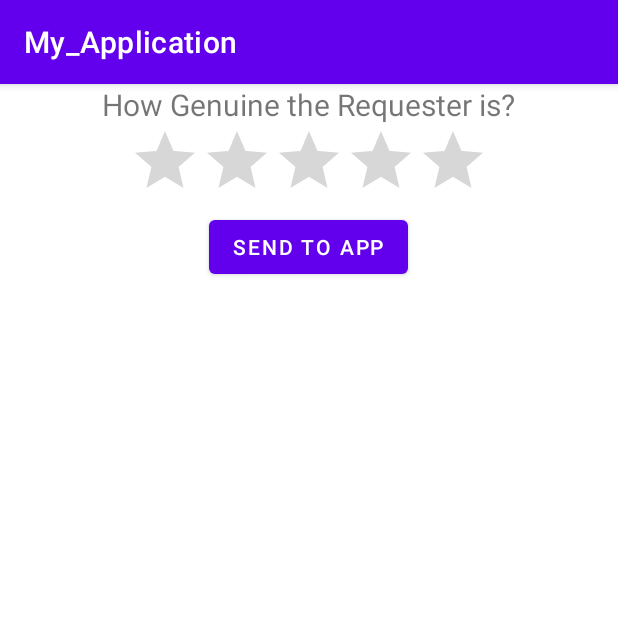
After one commit to varadpanch/food4good_contributor, an Android app: the GenuineRating screen opened directly, with no data from a screen before it, on a phone screen of 412 x 824 dp, the top half of it. The commit adds this screen. Run offline under Robolectric (Android 15) with nearby library versions, the phone set to English and light mode, and no system bars; our stand-ins replace Firebase (no records; nobody signed in at launch, a user with empty details on screens opened directly).

Commit message:
rating done

```diff
--- a/app/src/main/AndroidManifest.xml
+++ b/app/src/main/AndroidManifest.xml
@@ -12,6 +12,12 @@
         android:roundIcon="@mipmap/ic_launcher_round"
         android:supportsRtl="true"
         android:theme="@style/Theme.My_Application">
+        <activity
+            android:name=".GenuineRating"
+            android:exported="false" />
+        <activity
+            android:name=".VerifyOrder"
+            android:exported="false" />
         <activity
             android:name=".MakeFoodAvailable"
             android:exported="false" />
--- /dev/null
+++ b/app/src/main/java/com/example/my_application/GenuineRating.java
@@ -0,0 +1,79 @@
+package com.example.my_application;
+
+import androidx.annotation.NonNull;
+import androidx.appcompat.app.AppCompatActivity;
+
+import android.content.Intent;
+import android.os.Bundle;
+import android.view.View;
+import android.widget.Button;
+import android.widget.RatingBar;
+import android.widget.Toast;
+
+import com.google.android.gms.tasks.OnFailureListener;
+import com.google.android.gms.tasks.OnSuccessListener;
+import com.google.firebase.firestore.CollectionReference;
+import com.google.firebase.firestore.DocumentSnapshot;
+import com.google.firebase.firestore.FirebaseFirestore;
+
+public class GenuineRating extends AppCompatActivity {
+
+    RatingBar ratingGenuine;
+    Button btnSend;
+
+    FirebaseFirestore db = FirebaseFirestore.getInstance();
+    CollectionReference reqRef = db.collection("Requester");
+
+    @Override
+    protected void onCreate(Bundle savedInstanceState) {
+        super.onCreate(savedInstanceState);
+        setContentView(R.layout.activity_genuine_rating);
+
+        ratingGenuine = findViewById(R.id.ratingGenuine);
+        btnSend = findViewById(R.id.btnSend);
+
+        String requesterId = getIntent().getStringExtra("requesterId");
+
+        btnSend.setOnClickListener(new View.OnClickListener() {
+            @Override
+            public void onClick(View view) {
+                double rate = ratingGenuine.getRating();
+
+                //update requester's rating
+                reqRef.document(requesterId).get().addOnSuccessListener(new OnSuccessListener<DocumentSnapshot>() {
+                    @Override
+                    public void onSuccess(DocumentSnapshot documentSnapshot) {
+                        if(documentSnapshot.exists())
+                        {
+                            Requester r = documentSnapshot.toObject(Requester.class);
+
+                            //calculate rating
+                            double new_rating = r.getRating()*r.getTotalOrders()+rate;
+                            r.setTotalOrders(r.getTotalOrders()+1);
+
+                            new_rating = new_rating/r.getTotalOrders();
+                            r.setRating(new_rating);
+
+                            reqRef.document(r.getPhoneNumber()).set(r).addOnSuccessListener(new OnSuccessListener<Void>() {
+                                @Override
+                                public void onSuccess(Void unused) {
+                                    Toast.makeText(GenuineRating.this, "Thanks for rating Requester", Toast.LENGTH_SHORT).show();
+                                    Intent intent = new Intent(GenuineRating.this, ContributorOrders.class);
+                                    startActivity(intent);
+                                    finish();
+                                }
+                            }).addOnFailureListener(new OnFailureListener() {
+                                @Override
+                                public void onFailure(@NonNull Exception e) {
+                                    Toast.makeText(GenuineRating.this, "Rating updation failed.", Toast.LENGTH_SHORT).show();
+                                }
+                            });
+
+                        }
+                    }
+                });
+
+            }
+        });
+    }
+}
--- a/app/src/main/java/com/example/my_application/Order.java
+++ b/app/src/main/java/com/example/my_application/Order.java
@@ -2,9 +2,10 @@ package com.example.my_application;
 
 import com.google.protobuf.StringValueOrBuilder;
 
+import java.io.Serializable;
 import java.util.Objects;
 
-public class Order {
+public class Order implements Serializable {
     String o_id;
     String r_id;
     String c_id;
--- /dev/null
+++ b/app/src/main/res/layout/activity_genuine_rating.xml
@@ -0,0 +1,31 @@
+<?xml version="1.0" encoding="utf-8"?>
+<LinearLayout xmlns:android="http://schemas.android.com/apk/res/android"
+    xmlns:app="http://schemas.android.com/apk/res-auto"
+    xmlns:tools="http://schemas.android.com/tools"
+    android:layout_width="match_parent"
+    android:layout_height="match_parent"
+    android:orientation="vertical"
+    tools:context=".GenuineRating">
+
+    <TextView
+        android:text="How Genuine the Requester is?"
+        android:textSize="20dp"
+        android:layout_gravity="center"
+        android:layout_width="wrap_content"
+        android:layout_height="wrap_content" />
+
+    <RatingBar
+        android:id="@+id/ratingGenuine"
+        android:layout_width="wrap_content"
+        android:layout_gravity="center"
+        android:layout_height="wrap_content"
+        android:numStars="5" />
+
+    <Button
+        android:id="@+id/btnSend"
+        android:layout_gravity="center"
+        android:text="Send To App"
+        android:layout_width="wrap_content"
+        android:layout_height="wrap_content"></Button>
+
+</LinearLayout>
```
Also changed, not shown: app/src/main/java/com/example/my_application/ContributorOrders.java (+9 -9 lines), app/src/main/java/com/example/my_application/OrdersAdapter.java (+47 -2 lines), app/src/main/java/com/example/my_application/OtpEditText.java (added, +100 -0 lines), app/src/main/java/com/example/my_application/Requester.java (added, +50 -0 lines), app/src/main/java/com/example/my_application/VerifyOrder.java (added, +73 -0 lines), app/src/main/res/layout/activity_verify_order.xml (added, +36 -0 lines), app/src/main/res/layout/rv_item_order.xml (+5 -4 lines).
